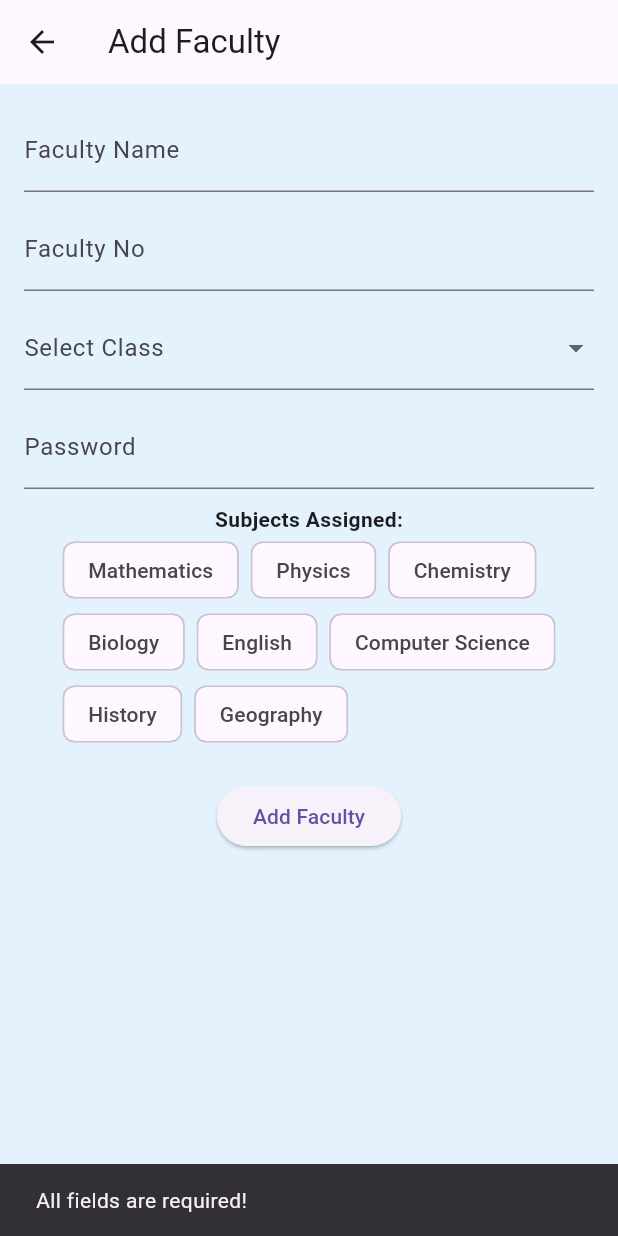
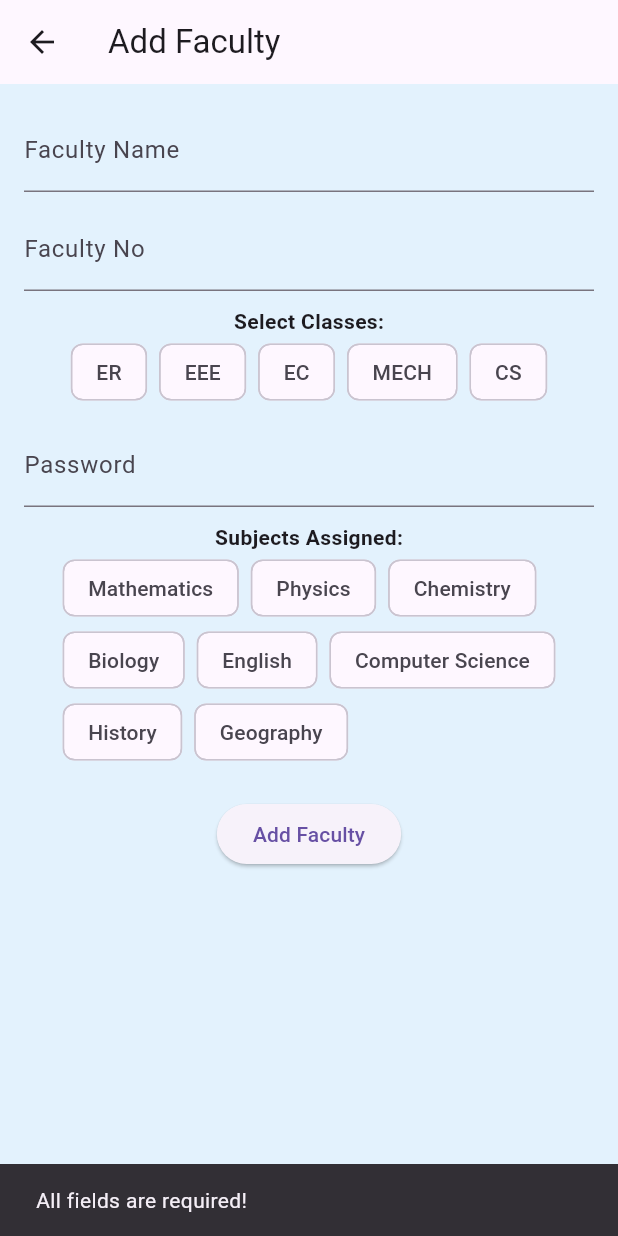
Before and after one commit to ganeshr3120/Smart-attendance-iot-system-with-app, a Flutter app: the AddFacultyScreen screen opened directly, after a tap on "Add Faculty", on a phone screen of 412 x 824 dp. Run offline on Flutter 3.47's test engine with Material 3 defaults, Android fonts, the light colour scheme and no system bars; our stand-ins replace shared_preferences; accounts and stored records are empty.

Commit message:
faculty class select modified

```diff
--- a/lib/screens/add_faculty_screen.dart
+++ b/lib/screens/add_faculty_screen.dart
@@ -14,8 +14,8 @@
   final TextEditingController _facultyNoController = TextEditingController();
   final TextEditingController _passwordController = TextEditingController();
 
-  String? _selectedClass; // Holds the selected class
-  final List<String> _selectedSubjects = [];
+  final List<String> _selectedClasses = []; // Holds the selected classes
+  final List<String> _selectedSubjects = []; // Holds the selected subjects
 
   // Predefined list of classes
   final List<String> _availableClasses = ['ER', 'EEE', 'EC', 'MECH', 'CS'];
@@ -42,7 +42,7 @@
     if (name.isEmpty ||
         facultyNo.isEmpty ||
         password.isEmpty ||
-        _selectedClass == null ||
+        _selectedClasses.isEmpty ||
         _selectedSubjects.isEmpty) {
       ScaffoldMessenger.of(
         context,
@@ -53,7 +53,7 @@
     Map<String, dynamic> facultyData = {
       'name': name,
       'facultyNo': facultyNo,
-      'facultyClass': _selectedClass,
+      'facultyClasses': _selectedClasses, // Store multiple selected classes
       'password': password,
       'subjects': _selectedSubjects,
     };
@@ -68,7 +68,7 @@
     _facultyNoController.clear();
     _passwordController.clear();
     setState(() {
-      _selectedClass = null;
+      _selectedClasses.clear();
       _selectedSubjects.clear();
     });
   }
@@ -91,22 +91,28 @@
               decoration: InputDecoration(labelText: 'Faculty No'),
             ),
             SizedBox(height: 10),
-            // Class Selection Dropdown
-            DropdownButtonFormField<String>(
-              value: _selectedClass,
-              decoration: InputDecoration(labelText: 'Select Class'),
-              items:
+            Text(
+              'Select Classes:',
+              style: TextStyle(fontWeight: FontWeight.bold),
+            ),
+            Wrap(
+              spacing: 8.0,
+              children:
                   _availableClasses.map((classItem) {
-                    return DropdownMenuItem<String>(
-                      value: classItem,
-                      child: Text(classItem),
+                    return ChoiceChip(
+                      label: Text(classItem),
+                      selected: _selectedClasses.contains(classItem),
+                      onSelected: (selected) {
+                        setState(() {
+                          if (selected) {
+                            _selectedClasses.add(classItem);
+                          } else {
+                            _selectedClasses.remove(classItem);
+                          }
+                        });
+                      },
                     );
                   }).toList(),
-              onChanged: (newValue) {
-                setState(() {
-                  _selectedClass = newValue;
-                });
-              },
             ),
             SizedBox(height: 10),
             TextField(
```
